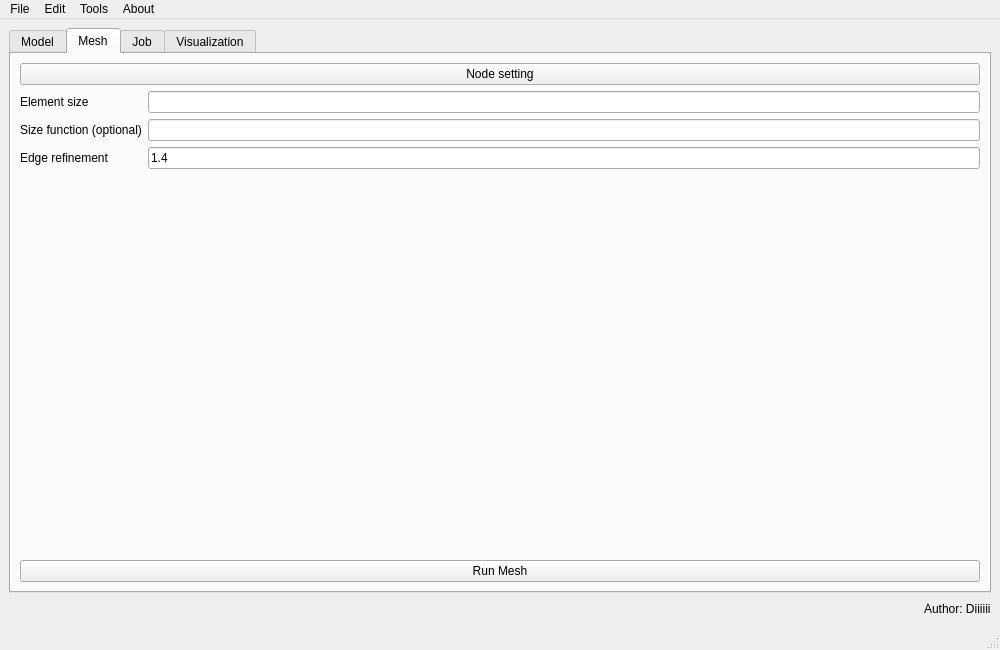
Before: the Qt Designer form mainwindow.ui in Diiiiii-9/DsFEM-v3, drawn with Qt 5.
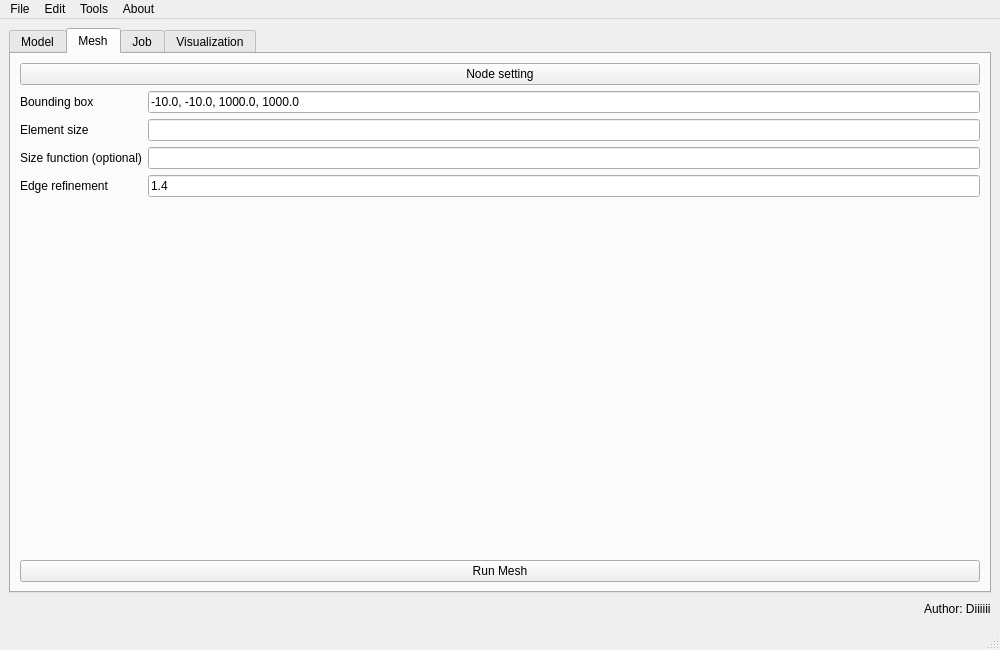
After: the same form once the commit is applied. The open tabs and pages were chosen to show the change. Icons and pictures are not drawn.

```diff
--- a/mainwindow.ui
+++ b/mainwindow.ui
@@ -225,14 +225,14 @@
             </item>
             <item>
              <layout class="QFormLayout" name="formLayout">
-              <item row="0" column="0">
+              <item row="1" column="0">
                <widget class="QLabel" name="elementSizeLabel">
                 <property name="text">
                  <string>Element size</string>
                 </property>
                </widget>
               </item>
-              <item row="0" column="1">
+              <item row="1" column="1">
                <widget class="QLineEdit" name="elementSizeLineEdit">
                 <property name="sizePolicy">
                  <sizepolicy hsizetype="Expanding" vsizetype="Fixed">
@@ -242,30 +242,44 @@
                 </property>
                </widget>
               </item>
-              <item row="1" column="0">
+              <item row="2" column="0">
                <widget class="QLabel" name="sizeFunctionLabel">
                 <property name="text">
                  <string>Size function (optional)</string>
                 </property>
                </widget>
               </item>
-              <item row="1" column="1">
+              <item row="2" column="1">
                <widget class="QLineEdit" name="sizeFunctionLineEdit"/>
               </item>
-              <item row="2" column="0">
+              <item row="3" column="0">
                <widget class="QLabel" name="edgeRefinementLabel">
                 <property name="text">
                  <string>Edge refinement</string>
                 </property>
                </widget>
               </item>
-              <item row="2" column="1">
+              <item row="3" column="1">
                <widget class="QLineEdit" name="edgeRefinementLineEdit">
                 <property name="text">
                  <string>1.4</string>
                 </property>
                </widget>
               </item>
+              <item row="0" column="0">
+               <widget class="QLabel" name="boundingBoxLabel">
+                <property name="text">
+                 <string>Bounding box</string>
+                </property>
+               </widget>
+              </item>
+              <item row="0" column="1">
+               <widget class="QLineEdit" name="boundingBoxLineEdit">
+                <property name="text">
+                 <string>-10.0, -10.0, 1000.0, 1000.0</string>
+                </property>
+               </widget>
+              </item>
              </layout>
             </item>
             <item>
```
Left out of the diff: 23 changed lines with no effect on the pictures.
